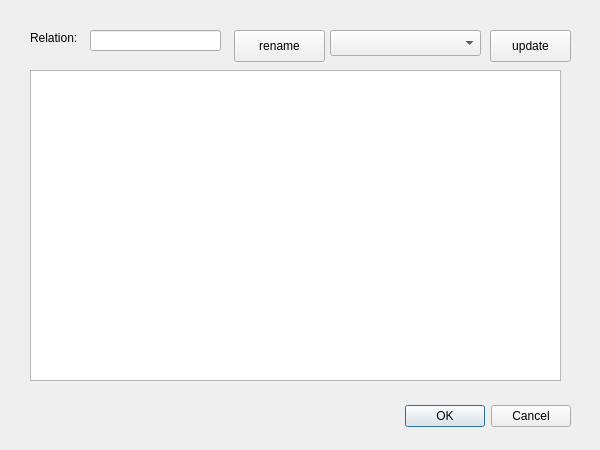
Old version of the form SportsStat/displayrelation.ui in the repository harumhl/MaroonGoonsRDBMS.
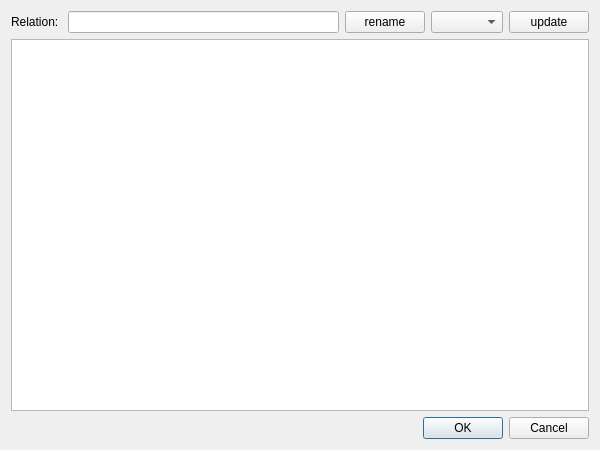
New version of the form.

Commit message: contents are adjustable to the window's size

Patch:
```diff
--- a/SportsStat/displayrelation.ui
+++ b/SportsStat/displayrelation.ui
@@ -13,91 +13,48 @@
   <property name="windowTitle">
    <string>Dialog</string>
   </property>
-  <widget class="QDialogButtonBox" name="buttonBox">
-   <property name="geometry">
-    <rect>
-     <x>230</x>
-     <y>400</y>
-     <width>341</width>
-     <height>32</height>
-    </rect>
-   </property>
-   <property name="orientation">
-    <enum>Qt::Horizontal</enum>
-   </property>
-   <property name="standardButtons">
-    <set>QDialogButtonBox::Cancel|QDialogButtonBox::Ok</set>
-   </property>
-  </widget>
-  <widget class="QLabel" name="title">
-   <property name="geometry">
-    <rect>
-     <x>30</x>
-     <y>30</y>
-     <width>71</width>
-     <height>16</height>
-    </rect>
-   </property>
-   <property name="text">
-    <string>Relation: </string>
-   </property>
-  </widget>
-  <widget class="QLineEdit" name="relationName">
-   <property name="geometry">
-    <rect>
-     <x>90</x>
-     <y>30</y>
-     <width>131</width>
-     <height>21</height>
-    </rect>
-   </property>
-  </widget>
-  <widget class="QTableWidget" name="tableWidget">
-   <property name="geometry">
-    <rect>
-     <x>30</x>
-     <y>70</y>
-     <width>531</width>
-     <height>311</height>
-    </rect>
-   </property>
-  </widget>
-  <widget class="QComboBox" name="relationsBox">
-   <property name="geometry">
-    <rect>
-     <x>330</x>
-     <y>30</y>
-     <width>151</width>
-     <height>26</height>
-    </rect>
-   </property>
-  </widget>
-  <widget class="QPushButton" name="updateButton">
-   <property name="geometry">
-    <rect>
-     <x>490</x>
-     <y>30</y>
-     <width>81</width>
-     <height>32</height>
-    </rect>
-   </property>
-   <property name="text">
-    <string>update</string>
-   </property>
-  </widget>
-  <widget class="QPushButton" name="renameButton">
-   <property name="geometry">
-    <rect>
-     <x>234</x>
-     <y>30</y>
-     <width>91</width>
-     <height>32</height>
-    </rect>
-   </property>
-   <property name="text">
-    <string>rename</string>
-   </property>
-  </widget>
+  <layout class="QGridLayout" name="gridLayout">
+   <item row="0" column="0">
+    <widget class="QLabel" name="title">
+     <property name="text">
+      <string>Relation: </string>
+     </property>
+    </widget>
+   </item>
+   <item row="0" column="1">
+    <widget class="QLineEdit" name="relationName"/>
+   </item>
+   <item row="0" column="2">
+    <widget class="QPushButton" name="renameButton">
+     <property name="text">
+      <string>rename</string>
+     </property>
+    </widget>
+   </item>
+   <item row="0" column="3">
+    <widget class="QComboBox" name="relationsBox"/>
+   </item>
+   <item row="0" column="4">
+    <widget class="QPushButton" name="updateButton">
+     <property name="text">
+      <string>update</string>
+     </property>
+    </widget>
+   </item>
+   <item row="1" column="0" colspan="5">
+    <widget class="QTableWidget" name="tableWidget"/>
+   </item>
+   <item row="2" column="2" colspan="3">
+    <widget class="QDialogButtonBox" name="buttonBox">
+     <property name="orientation">
+      <enum>Qt::Horizontal</enum>
+     </property>
+     <property name="standardButtons">
+      <set>QDialogButtonBox::Cancel|QDialogButtonBox::Ok</set>
+     </property>
+    </widget>
+   </item>
+  </layout>
  </widget>
  <resources/>
  <connections>
```
